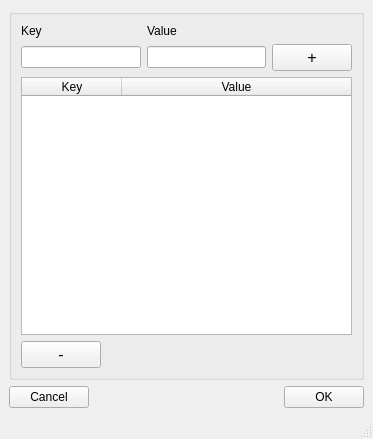
Old version of the form addie/ui/manual_key_value_input.ui in the repository neutrons/addie.
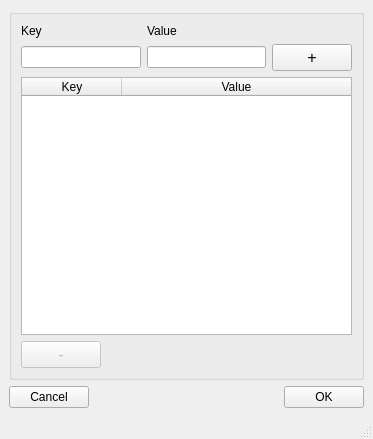
New version of the form.

Commit message: Started connecting the widgets of the key/value ui

Diff of the .ui file:
```diff
--- a/addie/ui/manual_key_value_input.ui
+++ b/addie/ui/manual_key_value_input.ui
@@ -84,6 +84,9 @@
         <layout class="QHBoxLayout" name="horizontalLayout_2">
          <item>
           <widget class="QPushButton" name="remove_selection_button">
+           <property name="enabled">
+            <bool>false</bool>
+           </property>
            <property name="font">
             <font>
              <pointsize>12</pointsize>
```
Left out of the diff: 37 changed lines with no effect on the pictures.
